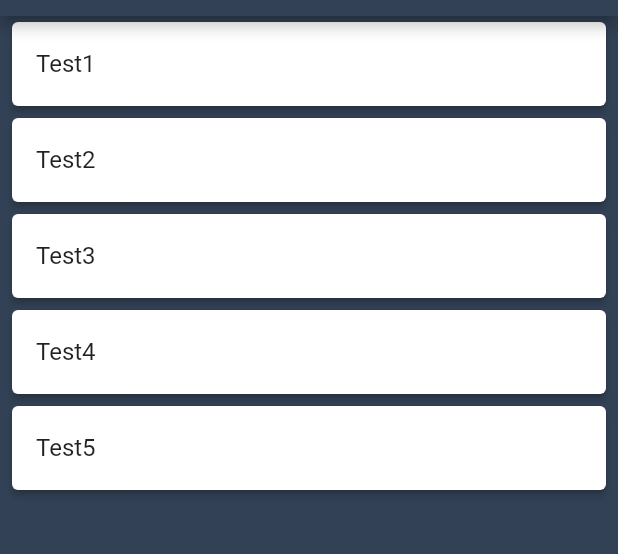
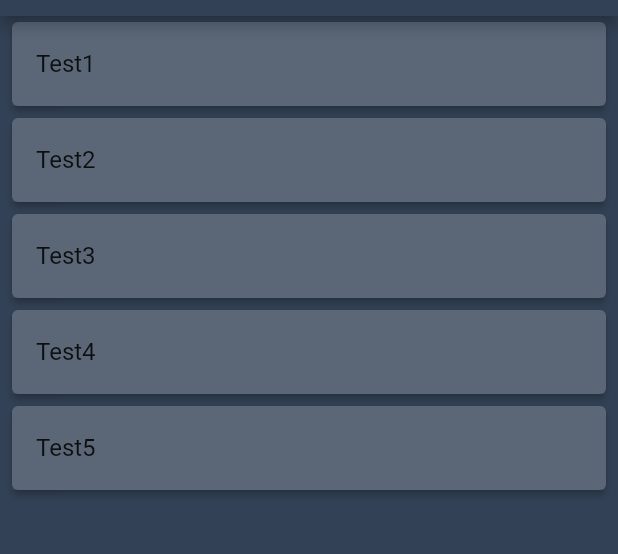
Before and after one commit to titov-andrei/flutter_app, a Flutter app: the screen it shows after launch, on a phone screen of 412 x 824 dp, the part 68-622 px from its top. Run offline on Flutter 3.47's test engine with Material 2 defaults, Android fonts, the phone set to English and light mode, and no system bars.

Commit message:
Update main.dart

```diff
--- a/lib/main.dart
+++ b/lib/main.dart
@@ -73,6 +73,7 @@ class WorkoutsList extends StatelessWidget {
                 elevation: 2.0,
                 margin: EdgeInsets.symmetric(horizontal: 8, vertical: 4),
                 child: Container(
+                  decoration: BoxDecoration(color: Color.fromRGBO(50, 65, 85, 0.8)),
                   child: ListTile(
                     title: Text(workouts[i].title),
                   ),
```
